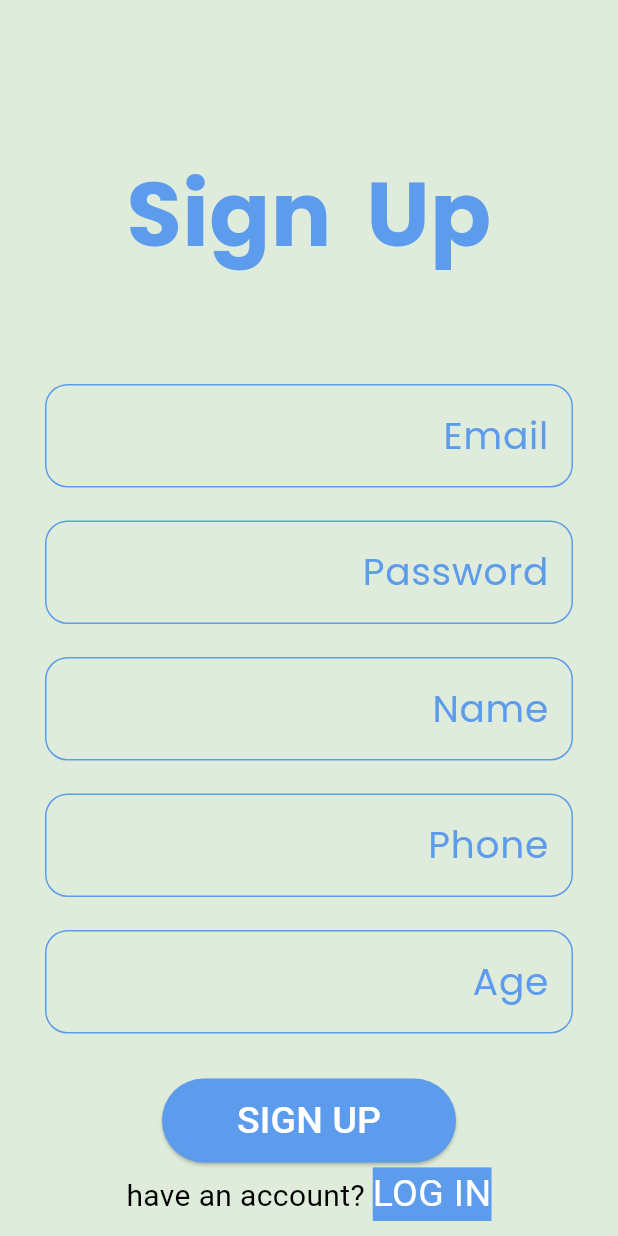
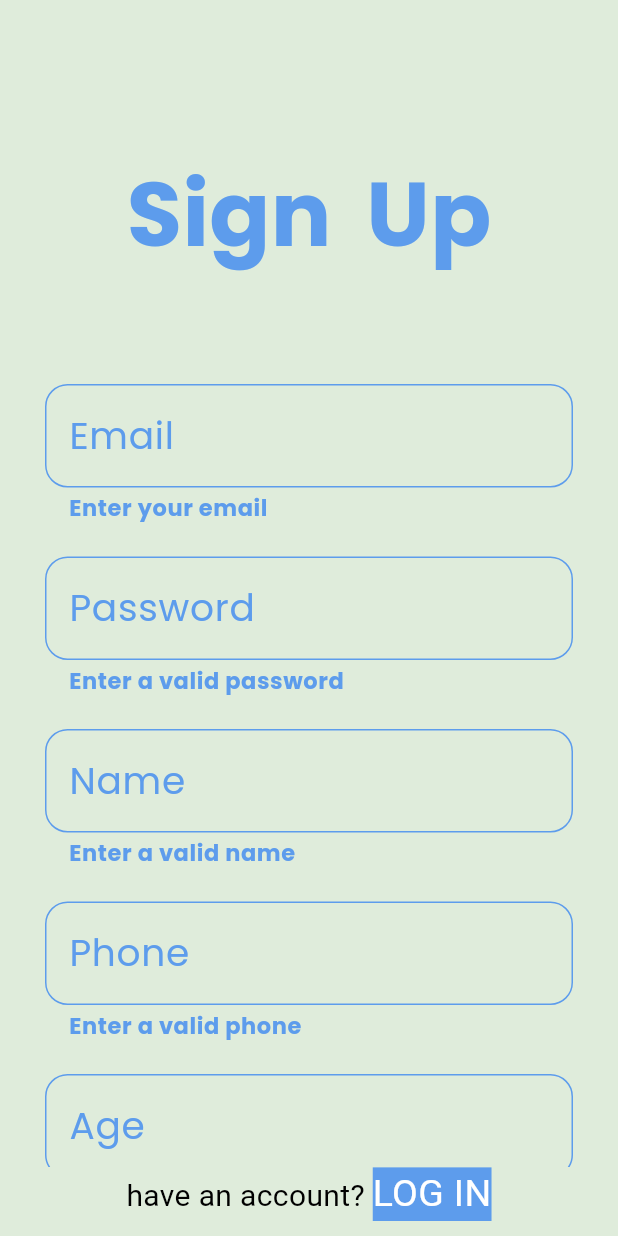
Before and after one commit to alaa-raslan77/ToDo-App, a Flutter app: the SignUp screen opened by its route, after a tap on "SIGN UP", on a phone screen of 412 x 824 dp. Run offline on Flutter 3.47's test engine with Material 3 defaults, Android fonts, the phone set to English and light mode, and no system bars; our stand-ins replace calendar_timeline, cloud_firestore, easy_localization, firebase_auth, firebase_core, flutter_slidable and 2 more; accounts and stored records are empty.

Commit message:
ToDo final

```diff
--- a/lib/bottom_sheets/add_task.dart
+++ b/lib/bottom_sheets/add_task.dart
@@ -80,8 +80,6 @@ class _AddTaskState extends State<AddTask> {
 
                 TaskModel task = TaskModel(
                   userId:FirebaseAuth.instance.currentUser!.uid ,
-
-
                     title: titleController.text,
                     subTitle: subTitleController.text,
                     date: DateUtils.dateOnly(selectedDate).microsecondsSinceEpoch);
--- a/lib/main.dart
+++ b/lib/main.dart
@@ -20,7 +20,8 @@ void main()async{
       child: EasyLocalization(
           supportedLocales: [Locale('en'), Locale('ar')],
           path: 'assets/translations',
-          startLocale: Locale('ar'),
+          startLocale: Locale('en'),
+          saveLocale: true,
           child: MyApp())));
 
 }
--- a/lib/my_app.dart
+++ b/lib/my_app.dart
@@ -24,7 +24,8 @@ class MyApp extends StatelessWidget {
       theme: MyThemeData.lightTheme,
       darkTheme: MyThemeData.darkTheme,
       themeMode: pro.appTheme,
-      initialRoute:LogIn.routeName,
+      initialRoute:pro.firebaseUser!=null?
+      HomeScreen.routeName :LogIn.routeName,
       routes: {
         HomeScreen.routeName:(context)=>HomeScreen(),
         EditTab.routeName:(context)=>EditTab(),
--- a/lib/register/sign_up.dart
+++ b/lib/register/sign_up.dart
@@ -24,6 +24,7 @@ class _SignUpState extends State<SignUp> {
   var ageController =TextEditingController();
 
   var phoneController =TextEditingController();
+  var formKey=GlobalKey<FormState>();
 
   @override
   Widget build(BuildContext context) {
@@ -39,6 +40,8 @@ class _SignUpState extends State<SignUp> {
       SingleChildScrollView(
         child: Padding(
           padding: EdgeInsets.only(bottom: MediaQuery.of(context).viewInsets.bottom),
+          child: Form(
+            key: formKey,
             child: Column(
               children: [
                 Padding(
@@ -56,24 +59,69 @@ class _SignUpState extends State<SignUp> {
                   ),),
                 ),
                 TextInputForm(controller:emailController ,hint:"Email" ,
+               validate: (value) {
+                 if(value==null ||value.isEmpty){
+                   return "Enter your email";
+                 }
+                 final bool emailValid =
+                 RegExp(r"^[a-zA-Z0-9.a-zA-Z0-9.!#$%&'*+-/=?^_`{|}~]+@[a-zA-Z0-9]+\.[a-zA-Z]+")
+                     .hasMatch(value);
+                 if(!emailValid){
+                   return "Please enter your email";
+
+                 }
+                 return null;
+
+               },
                keyType:TextInputType.emailAddress,
                   isObscure: false,
                   ),
                 SizedBox(height: 22,),
                 TextInputForm(controller:passwordController ,hint:"Password" ,
                keyType: TextInputType.text,
+                  validate:  (value) {
+                    if(value==null ||value.isEmpty){
+                      return "Enter a valid password";
+                    }
+                    return null;
+
+                  }
+                  ,
                   isObscure: true,
                 ),
                 SizedBox(height: 22,),
                 TextInputForm(controller:userNameController ,hint:"Name" ,
+                 validate:    (value) {
+                   if(value==null ||value.isEmpty){
+                     return "Enter a valid name";
+                   }
+                   return null;
+
+                 }
+
+                 ,
                  keyType:TextInputType.text , isObscure: false
                 ),
                 SizedBox(height: 22,),
                 TextInputForm(controller:phoneController ,hint:"Phone" ,
+               validate: (value) {
+                 if(value==null ||value.isEmpty){
+                   return "Enter a valid phone";
+                 }
+                 return null;
+
+               },
                keyType:TextInputType.number , isObscure: false
                 ),
                 SizedBox(height: 22,),
                 TextInputForm(controller:ageController ,hint:"Age" ,
+              validate: (value) {
+                if(value==null ||value.isEmpty){
+                  return "Enter a valid age";
+                }
+                return null;
+
+              },
               keyType: TextInputType.number, isObscure: false
                 ),
                 SizedBox(height: 30,),
@@ -81,6 +129,7 @@ class _SignUpState extends State<SignUp> {
                   mainAxisAlignment: MainAxisAlignment.center,
                   children: [
                     ElevatedButton(onPressed: () {
+                      if(formKey.currentState!.validate()){
                         FirebaseFunctions.creatAccount(
                             emailController.text, passwordController.text,
                             onSuccess: (){
@@ -126,6 +175,9 @@ class _SignUpState extends State<SignUp> {
                             phone: phoneController.text,
                             userName: userNameController.text);
 
+
+                      }
+
                     }, style: ElevatedButton.styleFrom(
                         padding: EdgeInsets.symmetric(horizontal: 50,vertical: 10)),
                         child: Text("SIGN UP",
@@ -133,6 +185,7 @@ class _SignUpState extends State<SignUp> {
                     )
                   ],)
               ],
+            ),
           ),
         ),
 
--- a/lib/register/text_input_form.dart
+++ b/lib/register/text_input_form.dart
@@ -8,8 +8,10 @@ class TextInputForm extends StatelessWidget {
   String hint;
   TextInputType keyType;
   bool isObscure;
+  String? Function(String?)? validate;
 
-  TextInputForm({super.key,required this.controller,required this.hint, required this.keyType, required this.isObscure});
+  TextInputForm({super.key,required this.controller,
+    required this.hint, required this.keyType, required this.isObscure,required this.validate });
 
 
   @override
@@ -19,6 +21,8 @@ class TextInputForm extends StatelessWidget {
     return Padding(
       padding: const EdgeInsets.symmetric(horizontal: 30),
       child: TextFormField(
+        validator:validate
+        ,
         obscureText: isObscure,
         keyboardType: keyType,
         controller: controller,
--- a/lib/tabs/tasks_tab.dart
+++ b/lib/tabs/tasks_tab.dart
@@ -35,8 +35,7 @@ class _TasksTabState extends State<TasksTab> {
           dotColor: Colors.white,
           activeDayColor: Colors.white,
           activeBackgroundDayColor: AppColors.primary,
-          //dotsColor: Color(0xFF333A47),
-          selectableDayPredicate: (date) => date.day != 23,
+          //selectableDayPredicate: (date) => date.day != 23,
           locale: context.locale==Locale('en')?
           'en':'ar',
         ),
```
Also changed, not shown: lib/firebase_functions.dart (+10 -2 lines), lib/home_screen.dart (+15 -2 lines), lib/providers/my_provider.dart (+23 -6 lines), lib/register/log_in.dart (+35 -1 lines). Lines whose indentation alone changed are shown as unchanged.
